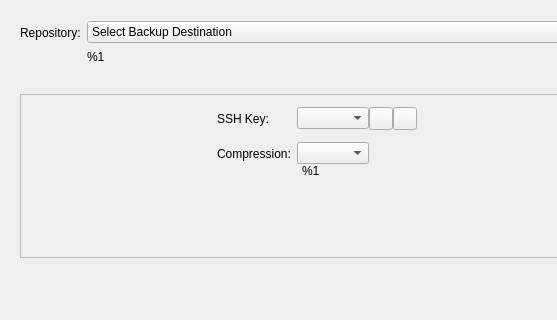
Qt form src/vorta/assets/UI/repo_tab.ui (borgbase/vorta) before a commit; both pictures show x 0 to 557 and y 0 to 320 of the 831 by 461 pixel window.
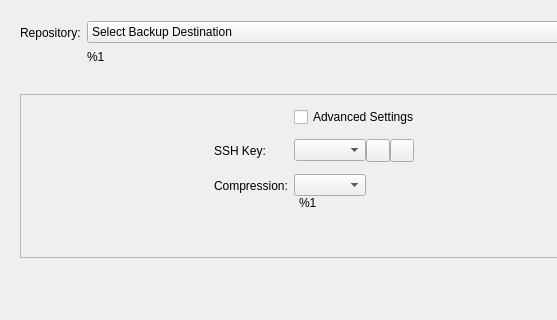
The same form after that commit.

Commit message: feat: implement advanced settings toggle for repository tab

The edit to the form file:
```diff
--- a/src/vorta/assets/UI/repo_tab.ui
+++ b/src/vorta/assets/UI/repo_tab.ui
@@ -182,32 +182,24 @@
          <property name="bottomMargin">
           <number>12</number>
          </property>
-         <item row="0" column="0">
-          <widget class="QLabel" name="label_6">
-           <property name="minimumSize">
-            <size>
-             <width>0</width>
-             <height>0</height>
-            </size>
+         <item row="0" column="1">
+          <widget class="QCheckBox" name="checkAdvanced">
+           <property name="text">
+            <string>Advanced Settings</string>
            </property>
+          </widget>
+         </item>
+         <item row="1" column="0">
+          <widget class="QLabel" name="labelSSHKey">
            <property name="text">
             <string>SSH Key:</string>
            </property>
-           <property name="alignment">
-            <set>Qt::AlignLeading|Qt::AlignLeft|Qt::AlignVCenter</set>
-           </property>
-           <property name="wordWrap">
-            <bool>true</bool>
-           </property>
-           <property name="indent">
-            <number>0</number>
-           </property>
            <property name="buddy">
             <cstring>sshComboBox</cstring>
            </property>
           </widget>
          </item>
-         <item row="0" column="1">
+         <item row="1" column="1">
           <layout class="QHBoxLayout" name="layoutSSHKey">
            <item>
             <widget class="QComboBox" name="sshComboBox">
@@ -234,46 +226,22 @@
              <property name="toolTip">
               <string>Copy to clipboard</string>
              </property>
-             <property name="statusTip">
-              <string/>
-             </property>
-             <property name="checkable">
-              <bool>false</bool>
-             </property>
             </widget>
            </item>
           </layout>
          </item>
-         <item row="1" column="0">
-          <widget class="QLabel" name="label_7">
-           <property name="minimumSize">
-            <size>
-             <width>0</width>
-             <height>0</height>
-            </size>
-           </property>
+         <item row="2" column="0">
+          <widget class="QLabel" name="labelCompression">
            <property name="text">
             <string>Compression:</string>
            </property>
-           <property name="alignment">
-            <set>Qt::AlignLeading|Qt::AlignLeft|Qt::AlignVCenter</set>
-           </property>
-           <property name="wordWrap">
-            <bool>true</bool>
-           </property>
-           <property name="indent">
-            <number>0</number>
-           </property>
            <property name="buddy">
             <cstring>repoCompression</cstring>
            </property>
           </widget>
          </item>
-         <item row="1" column="1">
+         <item row="2" column="1">
           <layout class="QGridLayout" name="gridLayout_5">
-           <property name="verticalSpacing">
-            <number>0</number>
-           </property>
            <item row="0" column="1">
             <widget class="QComboBox" name="repoCompression">
              <property name="sizePolicy">
@@ -289,21 +257,9 @@
            </item>
            <item row="1" column="1">
             <widget class="QLabel" name="compressionHelpLink">
-             <property name="sizePolicy">
-              <sizepolicy hsizetype="Preferred" vsizetype="Preferred">
-               <horstretch>0</horstretch>
-               <verstretch>0</verstretch>
-              </sizepolicy>
-             </property>
              <property name="text">
               <string notr="true">&lt;html&gt;&lt;head/&gt;&lt;body&gt;&lt;p&gt;%1&lt;/p&gt;&lt;/body&gt;&lt;/html&gt;</string>
              </property>
-             <property name="alignment">
-              <set>Qt::AlignLeading|Qt::AlignLeft|Qt::AlignVCenter</set>
-             </property>
-             <property name="wordWrap">
-              <bool>false</bool>
-             </property>
              <property name="indent">
               <number>5</number>
              </property>
```
Left out of the diff: 4 changed lines with no effect on the pictures. The commit also changes 1 other file.
